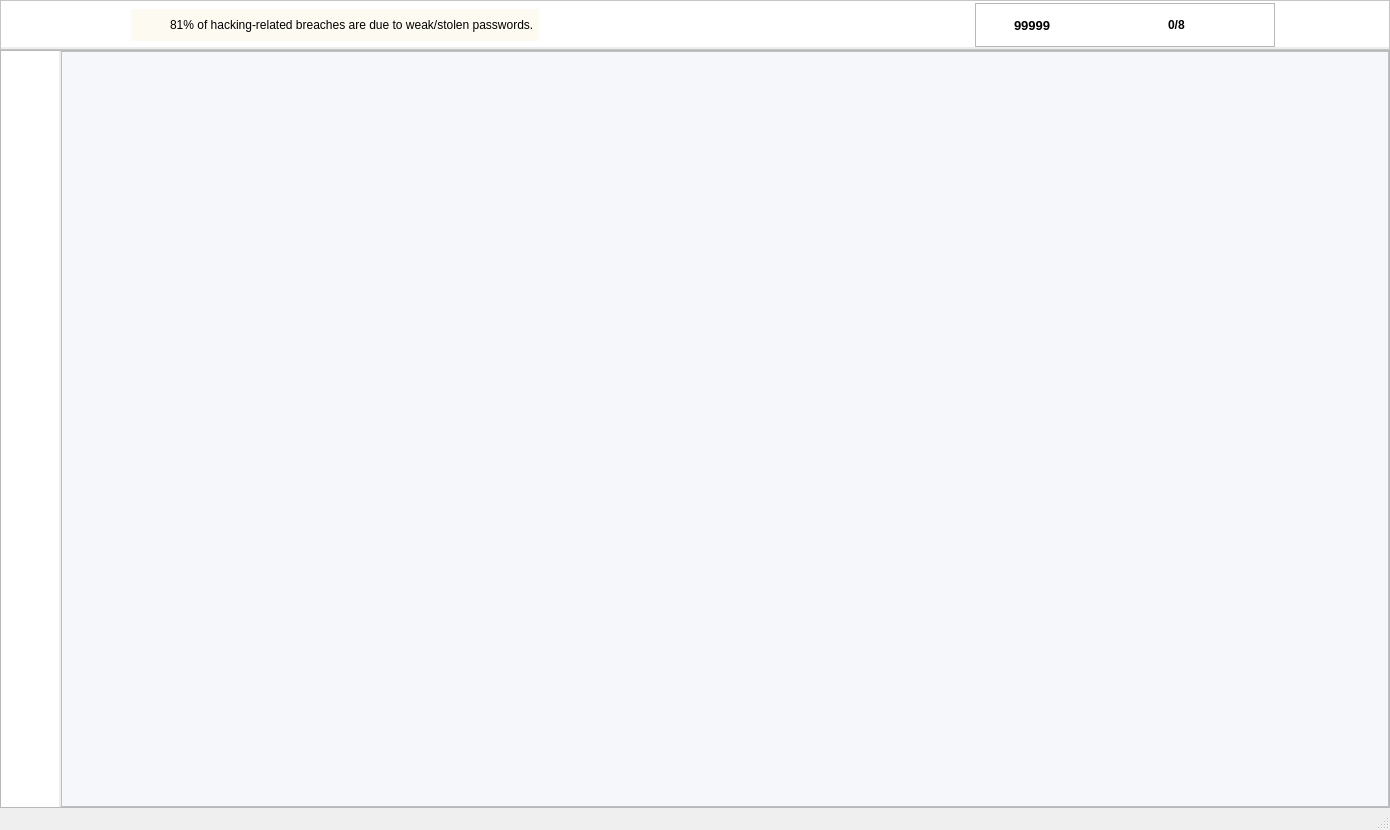
devforgely/MFA-Simulator, file src/views/main_view.ui: the form before one commit.
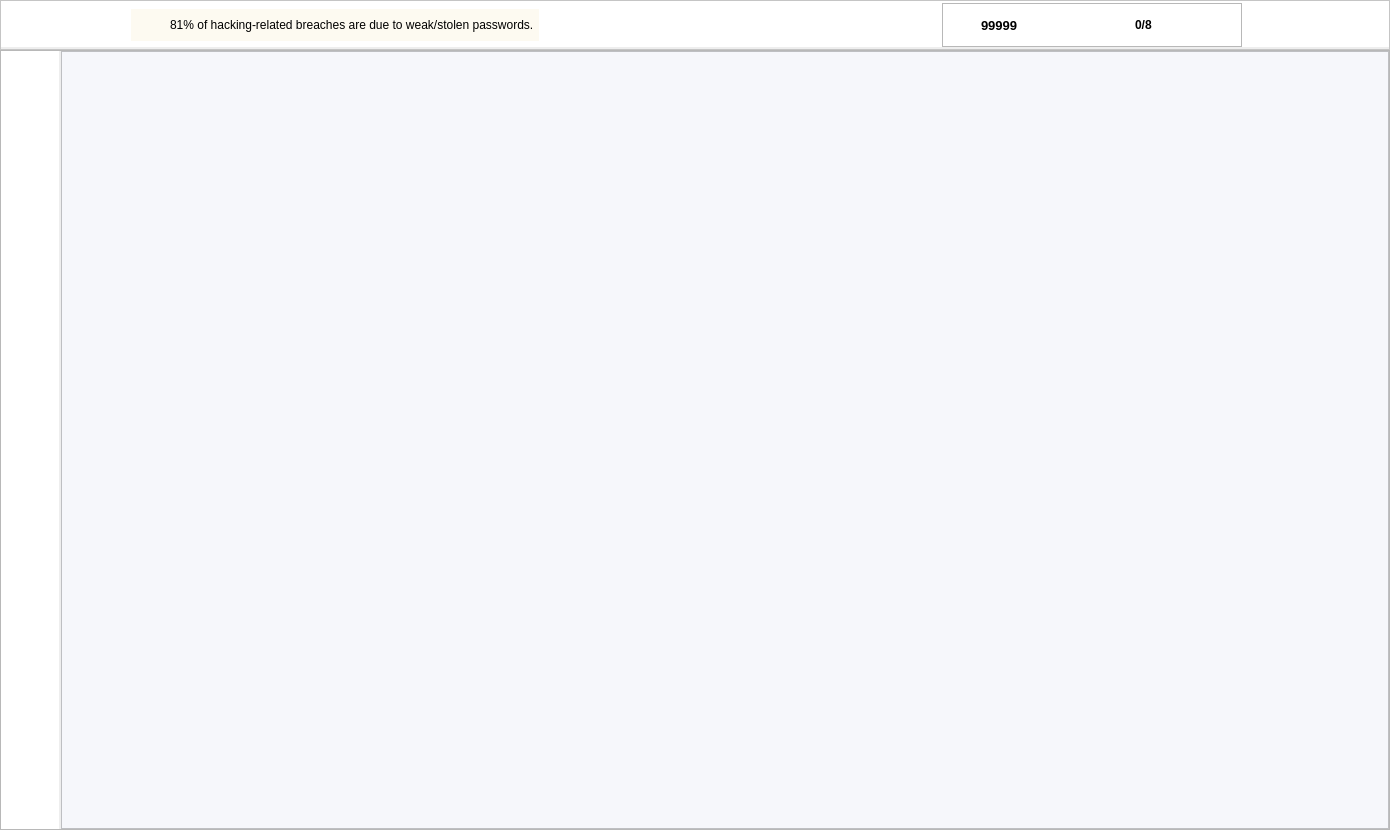
The form after the commit. Icons and pictures are not drawn.

Commit message: Add help template, about and credit section

```diff
--- a/src/views/main_view.ui
+++ b/src/views/main_view.ui
@@ -57,7 +57,7 @@
 }
 
 /* Top Bar */
-#topBar {
+#top_bar {
 	background-color: white;
 	border-bottom: 3px solid #eeeeee;
 }
@@ -76,19 +76,6 @@
 	background-color: transparent;
 }
 
-#search_field {
-	background-color: #ecedf1;
-	border-top-left-radius: 8px;
-    border-bottom-left-radius: 8px;
-	padding-left: 20px;
-}
-
-#search_icon {
-	background-color: #ecedf1;
-	border-top-right-radius: 8px;
-    border-bottom-right-radius: 8px;
-	padding: 5px;
-}
 
 /* Top Bar Buttons */
 #rightSection .QPushButton { background-color: transparent; border: none;  border-radius: 5px; }
@@ -165,7 +152,7 @@
         <number>0</number>
        </property>
        <item>
-        <widget class="QFrame" name="topBar">
+        <widget class="QFrame" name="top_bar">
          <property name="minimumSize">
           <size>
            <width>0</width>
@@ -508,6 +495,38 @@
              <property name="bottomMargin">
               <number>0</number>
              </property>
+             <item>
+              <widget class="QPushButton" name="help_btn">
+               <property name="minimumSize">
+                <size>
+                 <width>28</width>
+                 <height>28</height>
+                </size>
+               </property>
+               <property name="maximumSize">
+                <size>
+                 <width>28</width>
+                 <height>28</height>
+                </size>
+               </property>
+               <property name="cursor">
+                <cursorShape>PointingHandCursor</cursorShape>
+               </property>
+               <property name="text">
+                <string/>
+               </property>
+               <property name="icon">
+                <iconset>
+                 <normaloff>../resources/icons/help-question-1.png</normaloff>../resources/icons/help-question-1.png</iconset>
+               </property>
+               <property name="iconSize">
+                <size>
+                 <width>24</width>
+                 <height>24</height>
+                </size>
+               </property>
+              </widget>
+             </item>
              <item>
               <widget class="QPushButton" name="minimise_btn">
                <property name="minimumSize">
@@ -995,7 +1014,6 @@
     </item>
    </layout>
   </widget>
-  <widget class="QStatusBar" name="statusBar"/>
  </widget>
  <resources/>
  <connections/>
```
The commit also changes 16 other files.
